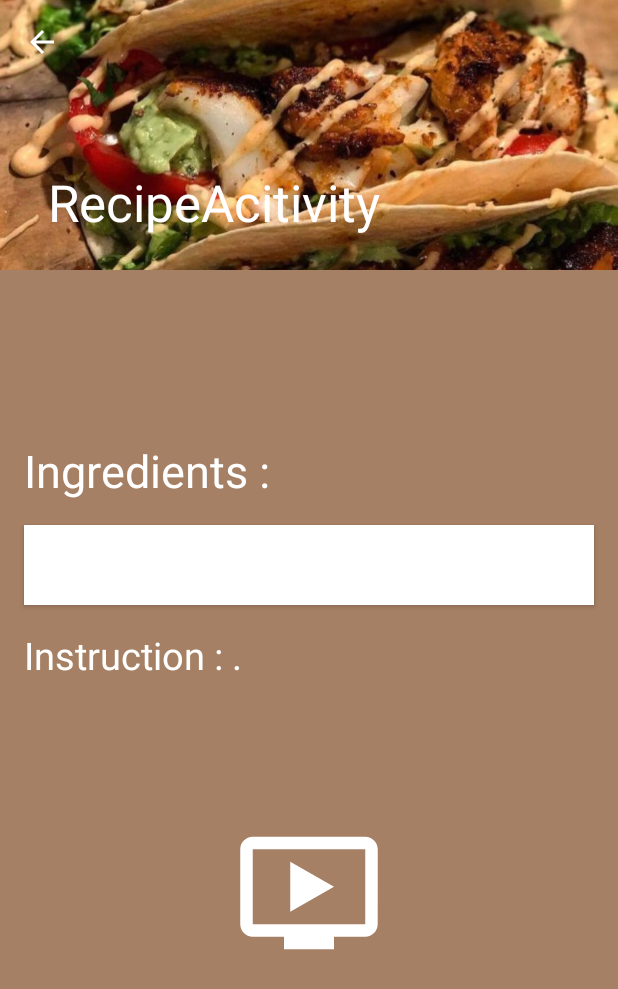
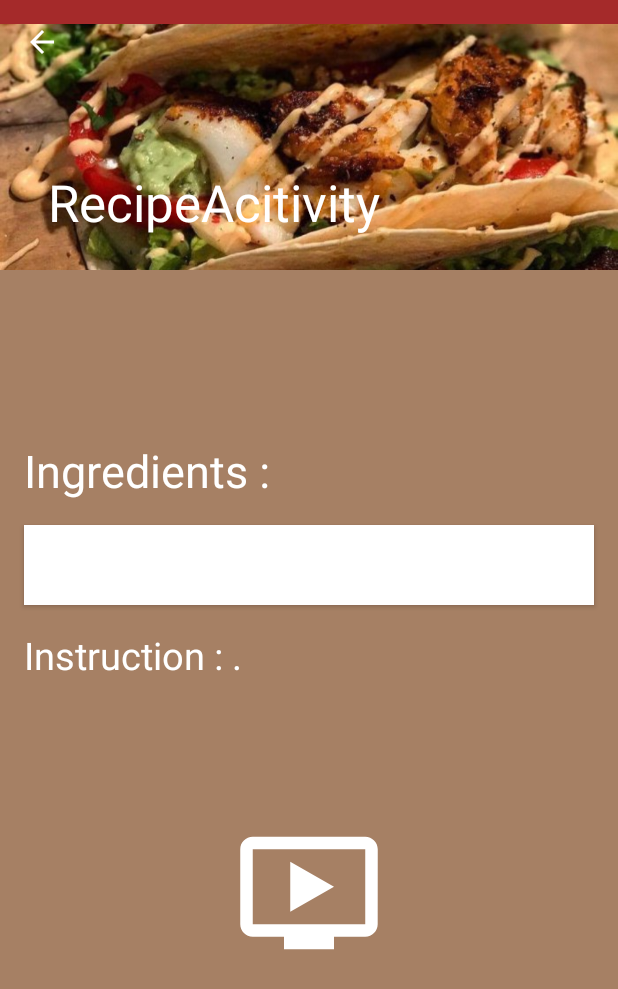
Before and after one commit to IrhamMaulani/cooking-master-goy, an Android app: the RecipeAcitivity screen opened directly, with no data from a screen before it, on a phone screen of 412 x 824 dp. Shown: the top 989 px of the screen. Run offline under Robolectric (Android 15) with nearby library versions, the phone set to English and light mode, and no system bars; pictures from the network do not load; 3 statements that could not run were skipped.

Commit message:
fix view

```diff
--- a/app/src/main/res/layout/activity_recipe_acitivity.xml
+++ b/app/src/main/res/layout/activity_recipe_acitivity.xml
@@ -22,6 +22,13 @@
             app:contentScrim="?attr/colorPrimary"
             app:layout_scrollFlags="scroll|exitUntilCollapsed"
             app:toolbarId="@+id/toolbar">
+            <LinearLayout
+                android:layout_marginTop="@dimen/activity_vertical_margin"
+                android:layout_width="match_parent"
+                android:layout_height="wrap_content"
+                android:orientation="vertical"
+                app:layout_collapseMode="parallax"
+                app:layout_collapseParallaxMultiplier="0.7" >
 
             <ImageView
                 android:id="@+id/iv_food"
@@ -31,6 +38,8 @@
                 android:src="@drawable/recipe"
                 app:layout_collapseMode="parallax"
                 app:layout_collapseParallaxMultiplier="0.7" />
+
+            </LinearLayout>
 
             <android.support.v7.widget.Toolbar
                 android:id="@+id/toolbar"
--- a/build.gradle
+++ b/build.gradle
@@ -7,7 +7,7 @@ buildscript {
 
     }
     dependencies {
-        classpath 'com.android.tools.build:gradle:3.3.2'
+        classpath 'com.android.tools.build:gradle:3.4.1'
 
         // NOTE: Do not place your application dependencies here; they belong
         // in the individual module build.gradle files
```
Also changed, not shown: gradle/wrapper/gradle-wrapper.properties.
